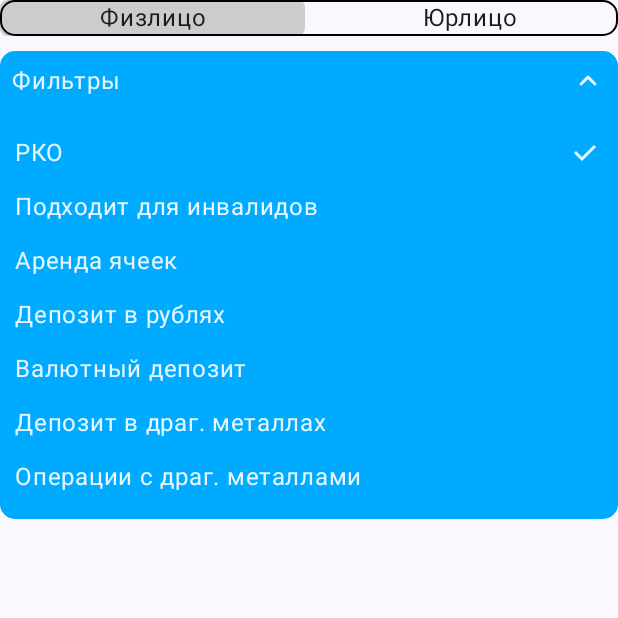
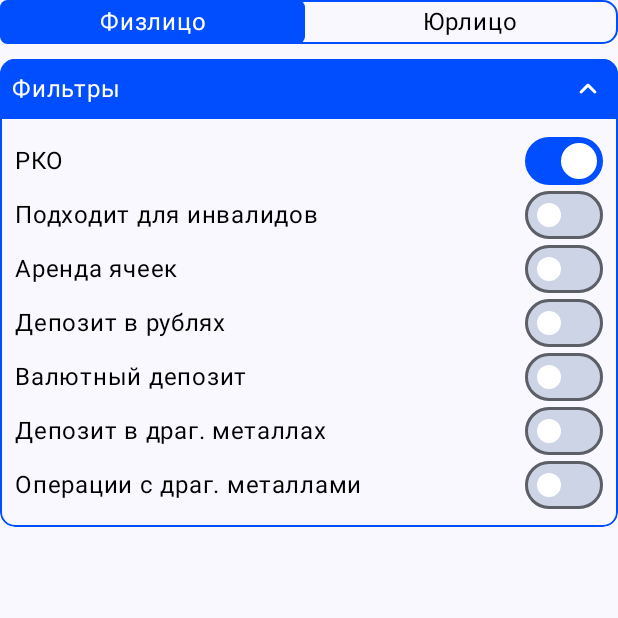
Before and after one commit to Zavodchane/MoreTech, an Android app built with Jetpack Compose: the composable FiltersGrouped shown on its own in the app's theme, after a tap on "РКО", on a phone screen of 412 x 824 dp, the top half of it. Run offline under Robolectric (Android 15) with nearby library versions, the phone set to English and light mode, and no system bars; libraries missing offline, so code that uses them is left out: org.osmdroid.util; 17 statements that could not run were skipped; 1 other tap on this screen came first.

Commit message:
Редизайн фильтров

```diff
--- a/app/src/main/java/ru/zavodchane/moretech/presentation/bottomsheetcontent/BranchesInfoContent.kt
+++ b/app/src/main/java/ru/zavodchane/moretech/presentation/bottomsheetcontent/BranchesInfoContent.kt
@@ -37,7 +37,7 @@ import org.osmdroid.util.GeoPoint
 import ru.zavodchane.moretech.data.ClientFilters
 import ru.zavodchane.moretech.data.ClientType
 import ru.zavodchane.moretech.data.VTBBuilding
-import ru.zavodchane.moretech.presentation.map.filtering.FiltersGrouped
+import ru.zavodchane.moretech.presentation.bottomsheetcontent.filtering.FiltersGrouped
 import ru.zavodchane.moretech.ui.theme.defaultVTBColor
 
 @Composable
--- /dev/null
+++ b/app/src/main/java/ru/zavodchane/moretech/presentation/bottomsheetcontent/filtering/FilterCheckbox.kt
@@ -0,0 +1,85 @@
+package ru.zavodchane.moretech.presentation.bottomsheetcontent.filtering
+
+import androidx.compose.foundation.clickable
+import androidx.compose.foundation.interaction.MutableInteractionSource
+import androidx.compose.foundation.layout.Arrangement
+import androidx.compose.foundation.layout.Row
+import androidx.compose.foundation.layout.fillMaxWidth
+import androidx.compose.foundation.layout.height
+import androidx.compose.material3.Checkbox
+import androidx.compose.material3.CheckboxDefaults
+import androidx.compose.material3.Switch
+import androidx.compose.material3.SwitchDefaults
+import androidx.compose.material3.Text
+import androidx.compose.runtime.Composable
+import androidx.compose.runtime.remember
+import androidx.compose.ui.Alignment
+import androidx.compose.ui.Modifier
+import androidx.compose.ui.graphics.Color
+import androidx.compose.ui.unit.dp
+import ru.zavodchane.moretech.ui.theme.Pantone228C20
+import ru.zavodchane.moretech.ui.theme.ProcessCyan
+import ru.zavodchane.moretech.ui.theme.ProcessCyan20
+import ru.zavodchane.moretech.ui.theme.defaultVTBColor
+
+@Composable
+fun FilterCheckbox(
+   text: String,
+   modifier: Modifier = Modifier,
+   onCheckedChange: (Boolean) -> Unit,
+   isChecked: Boolean = false
+) {
+   Row(
+      horizontalArrangement = Arrangement.SpaceBetween,
+      verticalAlignment = Alignment.CenterVertically,
+      modifier = modifier
+         .fillMaxWidth()
+         .height(36.dp)
+         .clickable(onClick = {
+            onCheckedChange(isChecked)
+         })
+   ) {
+      Text(text = text, color = ProcessCyan20)
+      Checkbox(
+         checked = isChecked, onCheckedChange = null, colors = CheckboxDefaults.colors(
+            checkedColor = ProcessCyan,
+            checkmarkColor = ProcessCyan20,
+            uncheckedColor = ProcessCyan
+         )
+      )
+   }
+}
+
+@Composable
+fun FilterSwitch(
+   text: String,
+   modifier: Modifier = Modifier,
+   onCheckedChange: (Boolean) -> Unit,
+   isChecked: Boolean = false
+) {
+   val interactionSource = remember { MutableInteractionSource() }
+   Row(
+      horizontalArrangement = Arrangement.SpaceBetween,
+      verticalAlignment = Alignment.CenterVertically,
+      modifier = modifier
+         .fillMaxWidth()
+         .height(36.dp)
+         .clickable(interactionSource = interactionSource, indication = null) {
+            onCheckedChange(isChecked)
+         }
+   ) {
+      Text(text = text, /*style = Typography.bodyLarge,*/ color = Color.Black)
+
+      Switch(
+         checked = isChecked,
+         onCheckedChange = null,
+         colors = SwitchDefaults.colors(
+            checkedThumbColor = Color.White,
+            checkedTrackColor = defaultVTBColor,
+            uncheckedThumbColor = Color.White,
+            uncheckedTrackColor = Pantone228C20,
+         )
+      )
+
+   }
+}
--- a/app/src/main/java/ru/zavodchane/moretech/presentation/map/filtering/Filters.kt
+++ b/app/src/main/java/ru/zavodchane/moretech/presentation/bottomsheetcontent/filtering/Filters.kt
@@ -1,6 +1,7 @@
-package ru.zavodchane.moretech.presentation.map.filtering
+package ru.zavodchane.moretech.presentation.bottomsheetcontent.filtering
 
 import androidx.compose.foundation.background
+import androidx.compose.foundation.border
 import androidx.compose.foundation.clickable
 import androidx.compose.foundation.layout.Arrangement
 import androidx.compose.foundation.layout.Column
@@ -22,18 +23,23 @@ import androidx.compose.runtime.setValue
 import androidx.compose.ui.Alignment
 import androidx.compose.ui.Modifier
 import androidx.compose.ui.draw.clip
+import androidx.compose.ui.graphics.Color
 import androidx.compose.ui.unit.dp
 import androidx.lifecycle.viewmodel.compose.viewModel
 import ru.zavodchane.moretech.data.FilterCheckboxTypes
 import ru.zavodchane.moretech.presentation.VTBBranchDisplayViewModel
-import ru.zavodchane.moretech.ui.theme.ProcessCyan
-import ru.zavodchane.moretech.ui.theme.ProcessCyan20
+import ru.zavodchane.moretech.ui.theme.defaultVTBColor
 
 @Composable
 fun Filters(onFilterUpdate : () -> Unit) {
    Column(
       modifier = Modifier
          .clip(shape = RoundedCornerShape(10.dp))
+         .border(
+            1.dp,
+            defaultVTBColor,
+            shape = RoundedCornerShape(10.dp)
+         )
    ) {
       var isFiltersOpen by remember { mutableStateOf(false) }
       Row(
@@ -41,25 +47,26 @@ fun Filters(onFilterUpdate : () -> Unit) {
          verticalAlignment = Alignment.CenterVertically,
          modifier = Modifier
             .fillMaxWidth()
-            .background(ProcessCyan)
+            .background(color = defaultVTBColor)
             .padding(8.dp)
             .clickable(onClick = { isFiltersOpen = !isFiltersOpen })
       ) {
          Text(
             text = "Фильтры",
-            color = ProcessCyan20
+//            style = Typography.titleLarge,
+            color = Color.White
          )
          if (!isFiltersOpen) {
             Icon(
                imageVector = Icons.Rounded.KeyboardArrowDown,
                contentDescription = "Open filters",
-               tint = ProcessCyan20
+               tint = Color.White
             )
          } else {
             Icon(
                imageVector = Icons.Rounded.KeyboardArrowUp,
                contentDescription = "Close filters",
-               tint = ProcessCyan20
+               tint = Color.White
             )
          }
       }
@@ -68,15 +75,13 @@ fun Filters(onFilterUpdate : () -> Unit) {
          Column(
             verticalArrangement = Arrangement.Top,
             horizontalAlignment = Alignment.CenterHorizontally,
-            modifier = Modifier
-               .background(ProcessCyan)
-               .padding(10.dp)
+            modifier = Modifier.padding(10.dp)
          ) {
             val viewModel = viewModel<VTBBranchDisplayViewModel>()
             val clientFilters = viewModel.clientFilters.collectAsState().value
 
             Column(horizontalAlignment = Alignment.Start) {
-               FilterCheckbox(
+               FilterSwitch(
                   text = "РКО",
                   isChecked = clientFilters.rko,
                   onCheckedChange = {
@@ -86,7 +91,7 @@ fun Filters(onFilterUpdate : () -> Unit) {
                      )
                   }
                )
-               FilterCheckbox(
+               FilterSwitch(
                   text = "Подходит для инвалидов",
                   isChecked = clientFilters.hasRamp,
                   onCheckedChange = {
@@ -96,7 +101,7 @@ fun Filters(onFilterUpdate : () -> Unit) {
                      )
                   }
                )
-               FilterCheckbox(
+               FilterSwitch(
                   text = "Аренда ячеек",
                   isChecked = clientFilters.depositBoxes,
                   onCheckedChange = {
@@ -106,7 +111,7 @@ fun Filters(onFilterUpdate : () -> Unit) {
                      )
                   }
                )
-               FilterCheckbox(
+               FilterSwitch(
                   text = "Депозит в рублях",
                   isChecked = clientFilters.depositInRubles,
                   onCheckedChange = {
@@ -116,7 +121,7 @@ fun Filters(onFilterUpdate : () -> Unit) {
                      )
                   }
                )
-               FilterCheckbox(
+               FilterSwitch(
                   text = "Валютный депозит",
                   isChecked = clientFilters.depositInForeignCurrency,
                   onCheckedChange = {
@@ -126,7 +131,7 @@ fun Filters(onFilterUpdate : () -> Unit) {
                      )
                   }
                )
-               FilterCheckbox(
+               FilterSwitch(
                   text = "Депозит в драг. металлах",
                   isChecked = clientFilters.depositInPreciousMetals,
                   onCheckedChange = {
@@ -136,7 +141,7 @@ fun Filters(onFilterUpdate : () -> Unit) {
                      )
                   }
                )
-               FilterCheckbox(
+               FilterSwitch(
                   text = "Операции с драг. металлами",
                   isChecked = clientFilters.operationsWithPreciousMetals,
                   onCheckedChange = {
--- a/app/src/main/java/ru/zavodchane/moretech/presentation/map/filtering/FiltersGrouped.kt
+++ b/app/src/main/java/ru/zavodchane/moretech/presentation/bottomsheetcontent/filtering/FiltersGrouped.kt
@@ -1,4 +1,4 @@
-package ru.zavodchane.moretech.presentation.map.filtering
+package ru.zavodchane.moretech.presentation.bottomsheetcontent.filtering
 
 import androidx.compose.foundation.background
 import androidx.compose.foundation.border
@@ -30,6 +30,7 @@ import androidx.compose.ui.unit.toSize
 import androidx.compose.ui.zIndex
 import ru.zavodchane.moretech.data.ClientType
 import ru.zavodchane.moretech.ui.theme.Typography
+import ru.zavodchane.moretech.ui.theme.defaultVTBColor
 
 @Composable
 fun FiltersGrouped(
@@ -47,7 +48,7 @@ fun FiltersGrouped(
             .background(Color.Transparent)
             .border(
                1.dp,
-               Color.Black,
+               defaultVTBColor,
                RoundedCornerShape(10.dp)
             )
             .onGloballyPositioned { coordinates -> rowSize = coordinates.size.toSize() },
@@ -61,13 +62,14 @@ fun FiltersGrouped(
                }
                .width(with(LocalDensity.current) { rowSize.width.toDp() / 2 - (2.5).dp })
                .background(
-                  color = if (currentClientType == ClientType.PHYSICAL_ENTITY) Color.LightGray else Color.Transparent,
+                  color = if (currentClientType == ClientType.PHYSICAL_ENTITY) defaultVTBColor else Color.Transparent,
                   shape = RoundedCornerShape(5.dp)
                )
-               .padding(vertical = (2.5).dp),
+               .padding(vertical = 5.dp),
             text = "Физлицо",
             textAlign = TextAlign.Center,
-            style = Typography.bodyLarge
+            style = Typography.bodyLarge,
+            color = if (currentClientType == ClientType.PHYSICAL_ENTITY) Color.White else Color.Black
          )
          Spacer(modifier = Modifier.width(10.dp))
          Text(
@@ -77,13 +79,14 @@ fun FiltersGrouped(
                }
                .width(with(LocalDensity.current) { rowSize.width.toDp() / 2 - (2.5).dp })
                .background(
-                  color = if (currentClientType == ClientType.LEGAL_ENTITY) Color.LightGray else Color.Transparent,
+                  color = if (currentClientType == ClientType.LEGAL_ENTITY) defaultVTBColor else Color.Transparent,
                   shape = RoundedCornerShape(5.dp)
                )
-               .padding(vertical = (2.5).dp),
+               .padding(vertical = 5.dp),
             text = "Юрлицо",
             textAlign = TextAlign.Center,
-            style = Typography.bodyLarge
+            style = Typography.bodyLarge,
+            color = if (currentClientType == ClientType.LEGAL_ENTITY) Color.White else Color.Black
          )
       }
       Spacer(modifier = Modifier.height(10.dp))
--- a/app/src/main/java/ru/zavodchane/moretech/presentation/map/filtering/FilterCheckbox.kt
+++ /dev/null
@@ -1,44 +0,0 @@
-package ru.zavodchane.moretech.presentation.map.filtering
-
-import androidx.compose.foundation.clickable
-import androidx.compose.foundation.layout.Arrangement
-import androidx.compose.foundation.layout.Row
-import androidx.compose.foundation.layout.fillMaxWidth
-import androidx.compose.foundation.layout.height
-import androidx.compose.material3.Checkbox
-import androidx.compose.material3.CheckboxDefaults
-import androidx.compose.material3.Text
-import androidx.compose.runtime.Composable
-import androidx.compose.ui.Alignment
-import androidx.compose.ui.Modifier
-import androidx.compose.ui.unit.dp
-import ru.zavodchane.moretech.ui.theme.ProcessCyan
-import ru.zavodchane.moretech.ui.theme.ProcessCyan20
-
-@Composable
-fun FilterCheckbox(
-   text: String,
-   modifier: Modifier = Modifier,
-   onCheckedChange: (Boolean) -> Unit,
-   isChecked: Boolean = false
-) {
-   Row(
-      horizontalArrangement = Arrangement.SpaceBetween,
-      verticalAlignment = Alignment.CenterVertically,
-      modifier = modifier
-         .fillMaxWidth()
-         .height(36.dp)
-         .clickable(onClick = {
-            onCheckedChange(isChecked)
-         })
-   ) {
-      Text(text = text, color = ProcessCyan20)
-      Checkbox(
-         checked = isChecked, onCheckedChange = null, colors = CheckboxDefaults.colors(
-            checkedColor = ProcessCyan,
-            checkmarkColor = ProcessCyan20,
-            uncheckedColor = ProcessCyan
-         )
-      )
-   }
-}
```
